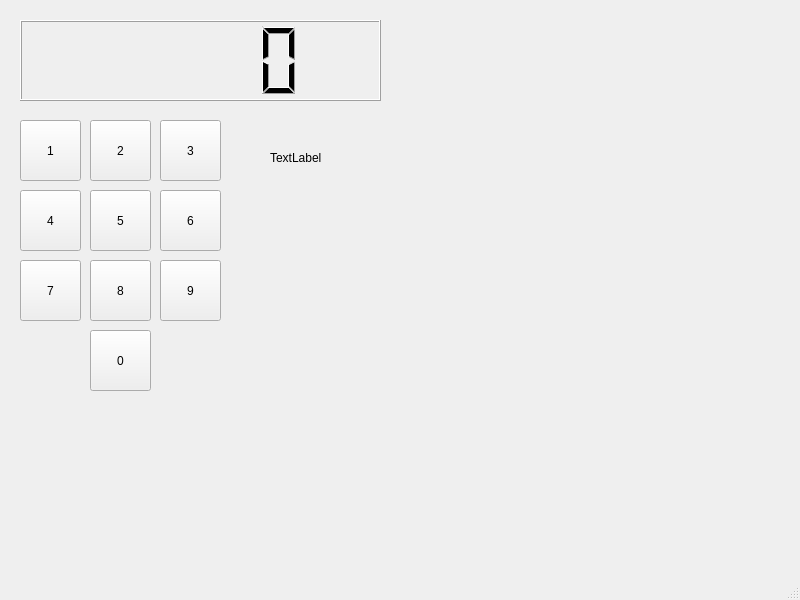
First picture: the form in SuperCalculatorConverter/SuperCalculatorConverter/qtcalculatorconverter.ui, repository Banananaman91/Shunting-Calculator, before the edit.
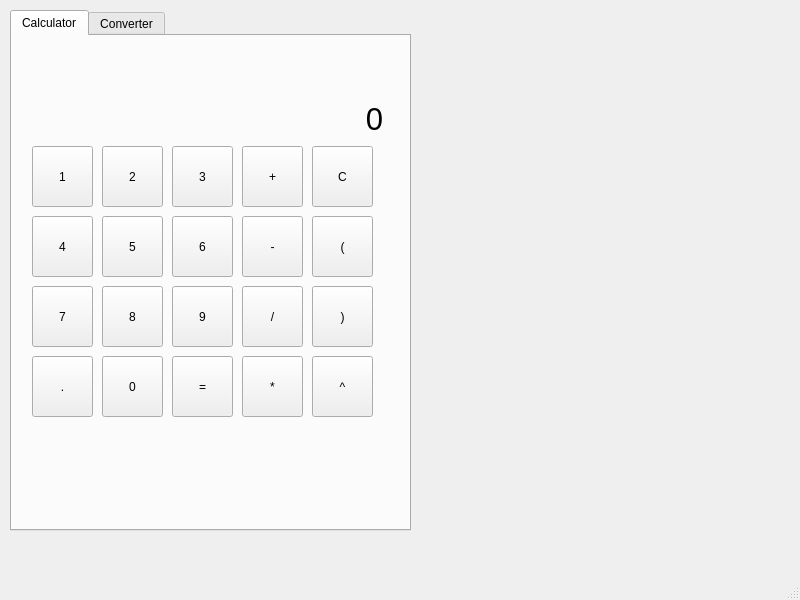
Second picture: the form after the edit. The open tabs and pages were chosen to show the change.

Commit message: Built calculator, begun unit converter

Diff of the .ui file:
```diff
--- a/SuperCalculatorConverter/SuperCalculatorConverter/qtcalculatorconverter.ui
+++ b/SuperCalculatorConverter/SuperCalculatorConverter/qtcalculatorconverter.ui
@@ -14,24 +14,131 @@
    <string>MainWindow</string>
   </property>
   <widget class="QWidget" name="centralwidget">
-   <widget class="QLCDNumber" name="numberDisplay">
+   <widget class="QTabWidget" name="CalculatorConverter">
     <property name="geometry">
      <rect>
+      <x>10</x>
+      <y>10</y>
+      <width>401</width>
+      <height>521</height>
+     </rect>
+    </property>
+    <property name="currentIndex">
+     <number>1</number>
+    </property>
+    <widget class="QWidget" name="tab">
+     <attribute name="title">
+      <string>Calculator</string>
+     </attribute>
+     <widget class="QPushButton" name="multiply">
+      <property name="geometry">
+       <rect>
+        <x>230</x>
+        <y>320</y>
+        <width>61</width>
+        <height>61</height>
+       </rect>
+      </property>
+      <property name="text">
+       <string>*</string>
+      </property>
+     </widget>
+     <widget class="QPushButton" name="six">
+      <property name="geometry">
+       <rect>
+        <x>160</x>
+        <y>180</y>
+        <width>61</width>
+        <height>61</height>
+       </rect>
+      </property>
+      <property name="text">
+       <string>6</string>
+      </property>
+     </widget>
+     <widget class="QPushButton" name="seven">
+      <property name="geometry">
+       <rect>
       <x>20</x>
-      <y>20</y>
-      <width>361</width>
-      <height>81</height>
-     </rect>
-    </property>
-    <property name="intValue" stdset="0">
-     <number>0</number>
+        <y>250</y>
+        <width>61</width>
+        <height>61</height>
+       </rect>
+      </property>
+      <property name="text">
+       <string>7</string>
+      </property>
+     </widget>
+     <widget class="QPushButton" name="four">
+      <property name="geometry">
+       <rect>
+        <x>20</x>
+        <y>180</y>
+        <width>61</width>
+        <height>61</height>
+       </rect>
+      </property>
+      <property name="text">
+       <string>4</string>
+      </property>
+     </widget>
+     <widget class="QPushButton" name="nine">
+      <property name="geometry">
+       <rect>
+        <x>160</x>
+        <y>250</y>
+        <width>61</width>
+        <height>61</height>
+       </rect>
+      </property>
+      <property name="text">
+       <string>9</string>
+      </property>
+     </widget>
+     <widget class="QPushButton" name="three">
+      <property name="geometry">
+       <rect>
+        <x>160</x>
+        <y>110</y>
+        <width>61</width>
+        <height>61</height>
+       </rect>
+      </property>
+      <property name="text">
+       <string>3</string>
+      </property>
+     </widget>
+     <widget class="QPushButton" name="eight">
+      <property name="geometry">
+       <rect>
+        <x>90</x>
+        <y>250</y>
+        <width>61</width>
+        <height>61</height>
+       </rect>
+      </property>
+      <property name="text">
+       <string>8</string>
+      </property>
+     </widget>
+     <widget class="QPushButton" name="divide">
+      <property name="geometry">
+       <rect>
+        <x>230</x>
+        <y>250</y>
+        <width>61</width>
+        <height>61</height>
+       </rect>
+      </property>
+      <property name="text">
+       <string>/</string>
     </property>
    </widget>
    <widget class="QPushButton" name="one">
     <property name="geometry">
      <rect>
       <x>20</x>
-      <y>120</y>
+        <y>110</y>
       <width>61</width>
       <height>61</height>
      </rect>
@@ -44,7 +151,7 @@
     <property name="geometry">
      <rect>
       <x>90</x>
-      <y>120</y>
+        <y>110</y>
       <width>61</width>
       <height>61</height>
      </rect>
@@ -56,37 +163,24 @@
      <bool>false</bool>
     </property>
    </widget>
-   <widget class="QPushButton" name="three">
+     <widget class="QPushButton" name="addition">
     <property name="geometry">
      <rect>
-      <x>160</x>
-      <y>120</y>
+        <x>230</x>
+        <y>110</y>
       <width>61</width>
       <height>61</height>
      </rect>
     </property>
     <property name="text">
-     <string>3</string>
-    </property>
-   </widget>
-   <widget class="QPushButton" name="four">
-    <property name="geometry">
-     <rect>
-      <x>20</x>
-      <y>190</y>
-      <width>61</width>
-      <height>61</height>
-     </rect>
-    </property>
-    <property name="text">
-     <string>4</string>
+       <string>+</string>
     </property>
    </widget>
    <widget class="QPushButton" name="five">
     <property name="geometry">
      <rect>
       <x>90</x>
-      <y>190</y>
+        <y>180</y>
       <width>61</width>
       <height>61</height>
      </rect>
@@ -95,63 +189,11 @@
      <string>5</string>
     </property>
    </widget>
-   <widget class="QPushButton" name="six">
-    <property name="geometry">
-     <rect>
-      <x>160</x>
-      <y>190</y>
-      <width>61</width>
-      <height>61</height>
-     </rect>
-    </property>
-    <property name="text">
-     <string>6</string>
-    </property>
-   </widget>
-   <widget class="QPushButton" name="seven">
-    <property name="geometry">
-     <rect>
-      <x>20</x>
-      <y>260</y>
-      <width>61</width>
-      <height>61</height>
-     </rect>
-    </property>
-    <property name="text">
-     <string>7</string>
-    </property>
-   </widget>
-   <widget class="QPushButton" name="eight">
-    <property name="geometry">
-     <rect>
-      <x>90</x>
-      <y>260</y>
-      <width>61</width>
-      <height>61</height>
-     </rect>
-    </property>
-    <property name="text">
-     <string>8</string>
-    </property>
-   </widget>
-   <widget class="QPushButton" name="nine">
-    <property name="geometry">
-     <rect>
-      <x>160</x>
-      <y>260</y>
-      <width>61</width>
-      <height>61</height>
-     </rect>
-    </property>
-    <property name="text">
-     <string>9</string>
-    </property>
-   </widget>
    <widget class="QPushButton" name="zero">
     <property name="geometry">
      <rect>
       <x>90</x>
-      <y>330</y>
+        <y>320</y>
       <width>61</width>
       <height>61</height>
      </rect>
@@ -160,18 +202,243 @@
      <string>0</string>
     </property>
    </widget>
+     <widget class="QPushButton" name="minus">
+      <property name="geometry">
+       <rect>
+        <x>230</x>
+        <y>180</y>
+        <width>61</width>
+        <height>61</height>
+       </rect>
+      </property>
+      <property name="text">
+       <string>-</string>
+      </property>
+     </widget>
    <widget class="QLabel" name="displayLabel">
     <property name="geometry">
      <rect>
-      <x>270</x>
-      <y>150</y>
-      <width>55</width>
-      <height>16</height>
+        <x>20</x>
+        <y>10</y>
+        <width>351</width>
+        <height>91</height>
+       </rect>
+      </property>
+      <property name="font">
+       <font>
+        <pointsize>23</pointsize>
+       </font>
+      </property>
+      <property name="text">
+       <string>0</string>
+      </property>
+      <property name="alignment">
+       <set>Qt::AlignBottom|Qt::AlignRight|Qt::AlignTrailing</set>
+      </property>
+     </widget>
+     <widget class="QPushButton" name="equals">
+      <property name="geometry">
+       <rect>
+        <x>160</x>
+        <y>320</y>
+        <width>61</width>
+        <height>61</height>
+       </rect>
+      </property>
+      <property name="text">
+       <string>=</string>
+      </property>
+     </widget>
+     <widget class="QPushButton" name="clear">
+      <property name="geometry">
+       <rect>
+        <x>300</x>
+        <y>110</y>
+        <width>61</width>
+        <height>61</height>
+       </rect>
+      </property>
+      <property name="text">
+       <string>C</string>
+      </property>
+     </widget>
+     <widget class="QPushButton" name="decimal">
+      <property name="geometry">
+       <rect>
+        <x>20</x>
+        <y>320</y>
+        <width>61</width>
+        <height>61</height>
+       </rect>
+      </property>
+      <property name="text">
+       <string>.</string>
+      </property>
+     </widget>
+     <widget class="QPushButton" name="leftParentheses">
+      <property name="geometry">
+       <rect>
+        <x>300</x>
+        <y>180</y>
+        <width>61</width>
+        <height>61</height>
+       </rect>
+      </property>
+      <property name="text">
+       <string>(</string>
+      </property>
+     </widget>
+     <widget class="QPushButton" name="rightParentheses">
+      <property name="geometry">
+       <rect>
+        <x>300</x>
+        <y>250</y>
+        <width>61</width>
+        <height>61</height>
+       </rect>
+      </property>
+      <property name="text">
+       <string>)</string>
+      </property>
+     </widget>
+     <widget class="QPushButton" name="power">
+      <property name="geometry">
+       <rect>
+        <x>300</x>
+        <y>320</y>
+        <width>61</width>
+        <height>61</height>
+       </rect>
+      </property>
+      <property name="text">
+       <string>^</string>
+      </property>
+     </widget>
+    </widget>
+    <widget class="QWidget" name="tab_2">
+     <attribute name="title">
+      <string>Converter</string>
+     </attribute>
+     <widget class="QTabWidget" name="Conversions">
+      <property name="geometry">
+       <rect>
+        <x>10</x>
+        <y>20</y>
+        <width>381</width>
+        <height>461</height>
+       </rect>
+      </property>
+      <property name="currentIndex">
+       <number>0</number>
+      </property>
+      <widget class="QWidget" name="tab_3">
+       <attribute name="title">
+        <string>Length</string>
+       </attribute>
+       <widget class="QTextEdit" name="lengthTextInput">
+        <property name="geometry">
+         <rect>
+          <x>10</x>
+          <y>30</y>
+          <width>171</width>
+          <height>31</height>
+         </rect>
+        </property>
+       </widget>
+       <widget class="QLabel" name="converterOutput">
+        <property name="geometry">
+         <rect>
+          <x>190</x>
+          <y>30</y>
+          <width>171</width>
+          <height>31</height>
      </rect>
     </property>
     <property name="text">
      <string>TextLabel</string>
     </property>
+       </widget>
+       <widget class="QListWidget" name="lengthInputList">
+        <property name="geometry">
+         <rect>
+          <x>20</x>
+          <y>90</y>
+          <width>161</width>
+          <height>192</height>
+         </rect>
+        </property>
+        <item>
+         <property name="text">
+          <string>Centimetre</string>
+         </property>
+        </item>
+        <item>
+         <property name="text">
+          <string>Metre</string>
+         </property>
+        </item>
+        <item>
+         <property name="text">
+          <string>Kilometre</string>
+         </property>
+        </item>
+        <item>
+         <property name="text">
+          <string>Millimetre</string>
+         </property>
+        </item>
+       </widget>
+       <widget class="QListWidget" name="lengthOutputList">
+        <property name="geometry">
+         <rect>
+          <x>190</x>
+          <y>90</y>
+          <width>161</width>
+          <height>192</height>
+         </rect>
+        </property>
+        <item>
+         <property name="text">
+          <string>Metre</string>
+         </property>
+        </item>
+        <item>
+         <property name="text">
+          <string>Centimetre</string>
+         </property>
+        </item>
+        <item>
+         <property name="text">
+          <string>Kilometre</string>
+         </property>
+        </item>
+        <item>
+         <property name="text">
+          <string>Millimetre</string>
+         </property>
+        </item>
+       </widget>
+       <widget class="QPushButton" name="pushButton">
+        <property name="geometry">
+         <rect>
+          <x>92</x>
+          <y>300</y>
+          <width>191</width>
+          <height>51</height>
+         </rect>
+        </property>
+        <property name="text">
+         <string>Convert</string>
+        </property>
+       </widget>
+      </widget>
+      <widget class="QWidget" name="tab_4">
+       <attribute name="title">
+        <string>Tab 2</string>
+       </attribute>
+      </widget>
+     </widget>
+    </widget>
    </widget>
   </widget>
   <widget class="QMenuBar" name="menubar">
```
Lines whose indentation alone changed are shown as unchanged. The commit also changes 2 other files.
